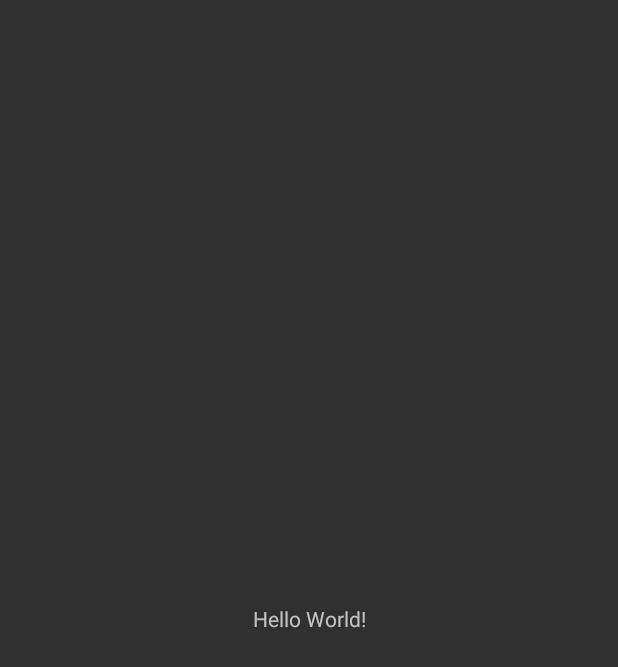
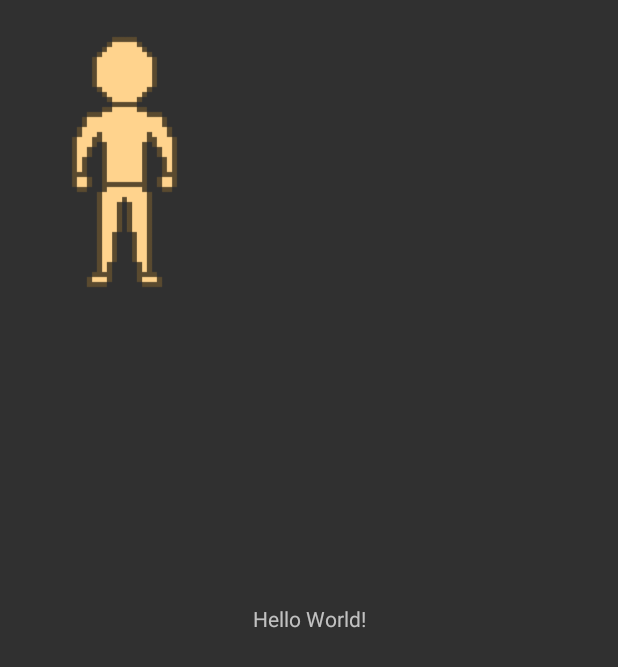
Before and after one commit to zjohnso/big-game, an Android app: the screen it shows after launch (MainActivity), on a phone screen of 412 x 824 dp. Before the commit the part shown is almost empty. Shown: the top 667 px of the screen. Run offline under Robolectric (Android 15) with nearby library versions, the phone set to English and light mode, and no system bars.

Commit message:
Added Character Diagram to screen

```diff
--- a/app/src/main/res/layout/activity_main.xml
+++ b/app/src/main/res/layout/activity_main.xml
@@ -15,4 +15,14 @@
         app:layout_constraintRight_toRightOf="parent"
         app:layout_constraintTop_toTopOf="parent" />
 
+    <ImageView
+        android:id="@+id/imageView"
+        android:layout_width="150dp"
+        android:layout_height="200dp"
+        android:layout_marginStart="8dp"
+        android:layout_marginTop="8dp"
+        android:foreground="@drawable/Body"
+        app:layout_constraintStart_toStartOf="parent"
+        app:layout_constraintTop_toTopOf="parent" />
+
 </androidx.constraintlayout.widget.ConstraintLayout>
```
Also changed, not shown: app/src/main/res/drawable-v24/Body.png (added).
